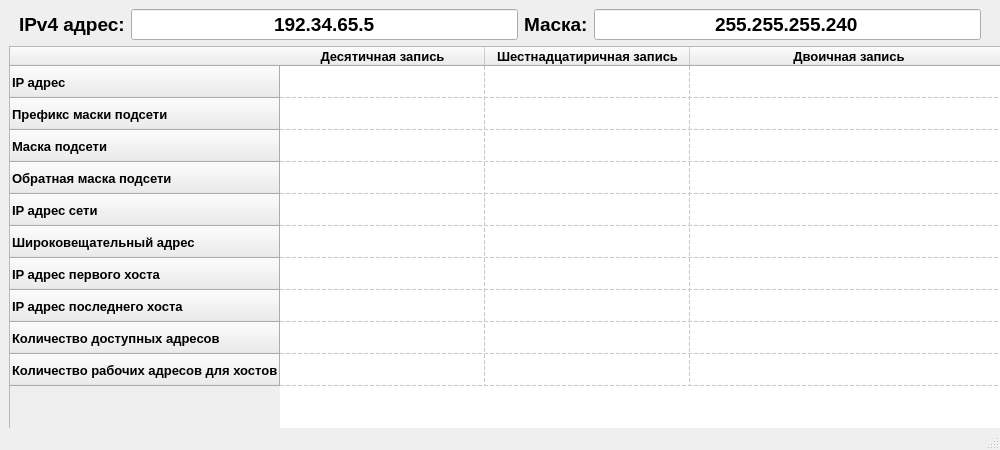
Above: gui.ui from freerunner1317/ipCalcPyCharm before the change. Below: the same form after it.
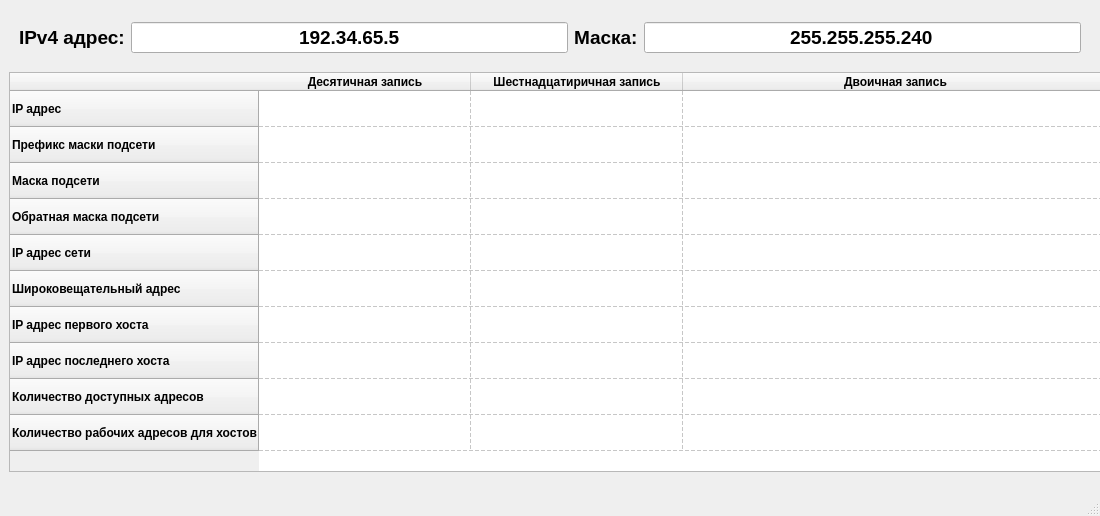
That is the form after the change.

Patch:
```diff
--- a/gui.ui
+++ b/gui.ui
@@ -9,8 +9,8 @@
    <rect>
     <x>0</x>
     <y>0</y>
-    <width>1000</width>
-    <height>450</height>
+    <width>1100</width>
+    <height>516</height>
    </rect>
   </property>
   <property name="sizePolicy">
@@ -21,14 +21,14 @@
   </property>
   <property name="minimumSize">
    <size>
-    <width>1000</width>
+    <width>1100</width>
     <height>450</height>
    </size>
   </property>
   <property name="maximumSize">
    <size>
-    <width>1018</width>
-    <height>496</height>
+    <width>1100</width>
+    <height>516</height>
    </size>
   </property>
   <property name="windowTitle">
@@ -142,13 +142,13 @@
       </property>
       <property name="minimumSize">
        <size>
-        <width>1000</width>
+        <width>1100</width>
         <height>400</height>
        </size>
       </property>
       <property name="maximumSize">
        <size>
-        <width>1000</width>
+        <width>1100</width>
         <height>400</height>
        </size>
       </property>
@@ -160,7 +160,7 @@
       </property>
       <property name="font">
        <font>
-        <pointsize>10</pointsize>
+        <pointsize>9</pointsize>
         <weight>75</weight>
         <bold>true</bold>
        </font>
@@ -184,7 +184,7 @@
        <number>50</number>
       </attribute>
       <attribute name="horizontalHeaderDefaultSectionSize">
-       <number>205</number>
+       <number>212</number>
       </attribute>
       <attribute name="horizontalHeaderHighlightSections">
        <bool>false</bool>
@@ -199,7 +199,7 @@
        <number>19</number>
       </attribute>
       <attribute name="verticalHeaderDefaultSectionSize">
-       <number>32</number>
+       <number>36</number>
       </attribute>
       <attribute name="verticalHeaderHighlightSections">
        <bool>false</bool>
```
Left out of the diff: 4 changed lines with no effect on the pictures.
